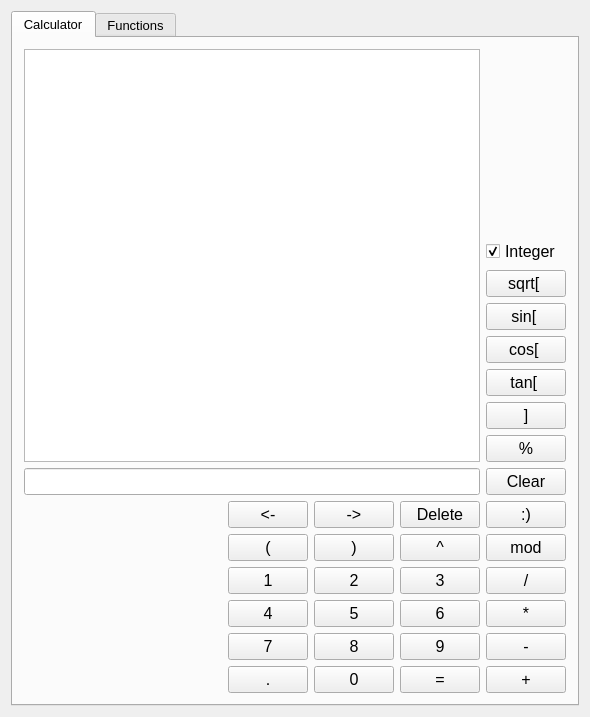
Above: mainwindow.ui from kerly/Calculator_GUI before the change. Below: the same form after it.
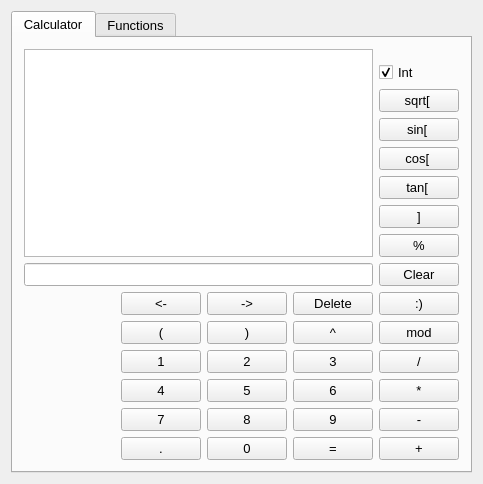
That is the form after the change. The open tabs and pages were chosen to show the change.

Commit message:
Fixed sizing issues!
Fixed sizing issues:
Set most widgets size policy to "minimum"

The edit to the form file:
```diff
--- a/mainwindow.ui
+++ b/mainwindow.ui
@@ -6,10 +6,16 @@
    <rect>
     <x>0</x>
     <y>0</y>
-    <width>590</width>
-    <height>717</height>
+    <width>483</width>
+    <height>484</height>
    </rect>
   </property>
+  <property name="minimumSize">
+   <size>
+    <width>0</width>
+    <height>0</height>
+   </size>
+  </property>
   <property name="windowTitle">
    <string>Kerl's Calculator</string>
   </property>
@@ -47,31 +53,18 @@
        <attribute name="title">
         <string>Calculator</string>
        </attribute>
-       <layout class="QGridLayout" name="gridLayout_6">
-        <item row="1" column="0">
-         <spacer name="horizontalSpacer_2">
-          <property name="orientation">
-           <enum>Qt::Horizontal</enum>
-          </property>
-          <property name="sizeHint" stdset="0">
-           <size>
-            <width>365</width>
-            <height>20</height>
-           </size>
-          </property>
-         </spacer>
-        </item>
-        <item row="0" column="0" colspan="2">
+       <layout class="QGridLayout" name="gridLayout_7">
+        <item row="0" column="0">
          <widget class="QWidget" name="widgetTextBoxes" native="true">
           <property name="sizePolicy">
-           <sizepolicy hsizetype="Expanding" vsizetype="Preferred">
+           <sizepolicy hsizetype="Minimum" vsizetype="Preferred">
             <horstretch>0</horstretch>
             <verstretch>0</verstretch>
            </sizepolicy>
           </property>
           <property name="minimumSize">
            <size>
-            <width>20</width>
+            <width>10</width>
             <height>0</height>
            </size>
           </property>
@@ -91,21 +84,21 @@
            <item row="0" column="0">
             <widget class="QTextEdit" name="textBox_calc">
              <property name="sizePolicy">
-              <sizepolicy hsizetype="Preferred" vsizetype="Preferred">
+              <sizepolicy hsizetype="Minimum" vsizetype="Expanding">
                <horstretch>0</horstretch>
                <verstretch>0</verstretch>
               </sizepolicy>
              </property>
              <property name="minimumSize">
               <size>
-               <width>20</width>
+               <width>10</width>
                <height>0</height>
               </size>
              </property>
              <property name="font">
               <font>
                <family>Courier</family>
-               <pointsize>12</pointsize>
+               <pointsize>10</pointsize>
               </font>
              </property>
              <property name="readOnly">
@@ -116,21 +109,22 @@
            <item row="1" column="0">
             <widget class="QLineEdit" name="lineEdit_calc">
              <property name="sizePolicy">
-              <sizepolicy hsizetype="Expanding" vsizetype="Fixed">
+              <sizepolicy hsizetype="Minimum" vsizetype="Fixed">
                <horstretch>0</horstretch>
                <verstretch>0</verstretch>
               </sizepolicy>
              </property>
              <property name="minimumSize">
               <size>
-               <width>20</width>
+               <width>10</width>
                <height>0</height>
               </size>
              </property>
              <property name="font">
               <font>
                <family>Courier</family>
-               <pointsize>12</pointsize>
+               <pointsize>10</pointsize>
+               <kerning>true</kerning>
               </font>
              </property>
             </widget>
@@ -138,7 +132,218 @@
           </layout>
          </widget>
         </item>
-        <item row="1" column="1" colspan="2">
+        <item row="0" column="1">
+         <widget class="QWidget" name="widgetOpButtons" native="true">
+          <property name="sizePolicy">
+           <sizepolicy hsizetype="Fixed" vsizetype="Preferred">
+            <horstretch>0</horstretch>
+            <verstretch>0</verstretch>
+           </sizepolicy>
+          </property>
+          <layout class="QGridLayout" name="gridLayout_4">
+           <property name="sizeConstraint">
+            <enum>QLayout::SetDefaultConstraint</enum>
+           </property>
+           <property name="leftMargin">
+            <number>0</number>
+           </property>
+           <property name="topMargin">
+            <number>0</number>
+           </property>
+           <property name="rightMargin">
+            <number>0</number>
+           </property>
+           <property name="bottomMargin">
+            <number>0</number>
+           </property>
+           <item row="4" column="0">
+            <widget class="QPushButton" name="cos_bt">
+             <property name="maximumSize">
+              <size>
+               <width>100</width>
+               <height>16777215</height>
+              </size>
+             </property>
+             <property name="font">
+              <font>
+               <pointsize>10</pointsize>
+              </font>
+             </property>
+             <property name="text">
+              <string>cos[ </string>
+             </property>
+            </widget>
+           </item>
+           <item row="5" column="0">
+            <widget class="QPushButton" name="tan_bt">
+             <property name="maximumSize">
+              <size>
+               <width>100</width>
+               <height>16777215</height>
+              </size>
+             </property>
+             <property name="font">
+              <font>
+               <pointsize>10</pointsize>
+              </font>
+             </property>
+             <property name="text">
+              <string>tan[ </string>
+             </property>
+            </widget>
+           </item>
+           <item row="3" column="0">
+            <widget class="QPushButton" name="sin_bt">
+             <property name="maximumSize">
+              <size>
+               <width>100</width>
+               <height>16777215</height>
+              </size>
+             </property>
+             <property name="font">
+              <font>
+               <pointsize>10</pointsize>
+              </font>
+             </property>
+             <property name="text">
+              <string>sin[ </string>
+             </property>
+            </widget>
+           </item>
+           <item row="1" column="0">
+            <widget class="QCheckBox" name="checkBox_Integer">
+             <property name="sizePolicy">
+              <sizepolicy hsizetype="Minimum" vsizetype="Fixed">
+               <horstretch>0</horstretch>
+               <verstretch>0</verstretch>
+              </sizepolicy>
+             </property>
+             <property name="font">
+              <font>
+               <pointsize>10</pointsize>
+              </font>
+             </property>
+             <property name="text">
+              <string>Int</string>
+             </property>
+             <property name="checked">
+              <bool>true</bool>
+             </property>
+            </widget>
+           </item>
+           <item row="2" column="0">
+            <widget class="QPushButton" name="sqrt_bt">
+             <property name="maximumSize">
+              <size>
+               <width>100</width>
+               <height>16777215</height>
+              </size>
+             </property>
+             <property name="font">
+              <font>
+               <pointsize>10</pointsize>
+              </font>
+             </property>
+             <property name="text">
+              <string>sqrt[ </string>
+             </property>
+            </widget>
+           </item>
+           <item row="6" column="0">
+            <widget class="QPushButton" name="bracket_bt">
+             <property name="maximumSize">
+              <size>
+               <width>100</width>
+               <height>16777215</height>
+              </size>
+             </property>
+             <property name="font">
+              <font>
+               <pointsize>10</pointsize>
+              </font>
+             </property>
+             <property name="text">
+              <string> ] </string>
+             </property>
+            </widget>
+           </item>
+           <item row="7" column="0">
+            <widget class="QPushButton" name="percent_bt">
+             <property name="maximumSize">
+              <size>
+               <width>100</width>
+               <height>16777215</height>
+              </size>
+             </property>
+             <property name="font">
+              <font>
+               <pointsize>10</pointsize>
+              </font>
+             </property>
+             <property name="text">
+              <string> % </string>
+             </property>
+            </widget>
+           </item>
+           <item row="8" column="0">
+            <widget class="QPushButton" name="clear_bt">
+             <property name="maximumSize">
+              <size>
+               <width>100</width>
+               <height>16777215</height>
+              </size>
+             </property>
+             <property name="font">
+              <font>
+               <pointsize>10</pointsize>
+              </font>
+             </property>
+             <property name="text">
+              <string>Clear</string>
+             </property>
+            </widget>
+           </item>
+           <item row="0" column="0">
+            <spacer name="verticalSpacer">
+             <property name="orientation">
+              <enum>Qt::Vertical</enum>
+             </property>
+             <property name="sizeType">
+              <enum>QSizePolicy::Expanding</enum>
+             </property>
+             <property name="sizeHint" stdset="0">
+              <size>
+               <width>20</width>
+               <height>63</height>
+              </size>
+             </property>
+            </spacer>
+           </item>
+          </layout>
+         </widget>
+        </item>
+        <item row="1" column="0" colspan="2">
+         <layout class="QGridLayout" name="gridLayout_6">
+          <property name="spacing">
+           <number>0</number>
+          </property>
+          <item row="0" column="0">
+           <spacer name="horizontalSpacer_2">
+            <property name="orientation">
+             <enum>Qt::Horizontal</enum>
+            </property>
+            <property name="sizeType">
+             <enum>QSizePolicy::Expanding</enum>
+            </property>
+            <property name="sizeHint" stdset="0">
+             <size>
+              <width>365</width>
+              <height>20</height>
+             </size>
+            </property>
+           </spacer>
+          </item>
+          <item row="0" column="1">
          <widget class="QWidget" name="widgetNumButtons" native="true">
           <property name="sizePolicy">
            <sizepolicy hsizetype="Preferred" vsizetype="Fixed">
@@ -184,7 +389,7 @@
              </property>
              <property name="font">
               <font>
-               <pointsize>12</pointsize>
+                 <pointsize>10</pointsize>
               </font>
              </property>
              <property name="text">
@@ -208,7 +413,7 @@
              </property>
              <property name="font">
               <font>
-               <pointsize>12</pointsize>
+                 <pointsize>10</pointsize>
               </font>
              </property>
              <property name="text">
@@ -232,7 +437,7 @@
              </property>
              <property name="font">
               <font>
-               <pointsize>12</pointsize>
+                 <pointsize>10</pointsize>
               </font>
              </property>
              <property name="text">
@@ -256,7 +461,7 @@
              </property>
              <property name="font">
               <font>
-               <pointsize>12</pointsize>
+                 <pointsize>10</pointsize>
               </font>
              </property>
              <property name="text">
@@ -280,7 +485,7 @@
              </property>
              <property name="font">
               <font>
-               <pointsize>12</pointsize>
+                 <pointsize>10</pointsize>
               </font>
              </property>
              <property name="text">
@@ -304,7 +509,7 @@
              </property>
              <property name="font">
               <font>
-               <pointsize>12</pointsize>
+                 <pointsize>10</pointsize>
               </font>
              </property>
              <property name="text">
@@ -328,7 +533,7 @@
              </property>
              <property name="font">
               <font>
-               <pointsize>12</pointsize>
+                 <pointsize>10</pointsize>
               </font>
              </property>
              <property name="text">
@@ -352,7 +557,7 @@
              </property>
              <property name="font">
               <font>
-               <pointsize>12</pointsize>
+                 <pointsize>10</pointsize>
               </font>
              </property>
              <property name="text">
@@ -376,7 +581,7 @@
              </property>
              <property name="font">
               <font>
-               <pointsize>12</pointsize>
+                 <pointsize>10</pointsize>
               </font>
              </property>
              <property name="text">
@@ -400,7 +605,7 @@
              </property>
              <property name="font">
               <font>
-               <pointsize>12</pointsize>
+                 <pointsize>10</pointsize>
               </font>
              </property>
              <property name="text">
@@ -424,7 +629,7 @@
              </property>
              <property name="font">
               <font>
-               <pointsize>12</pointsize>
+                 <pointsize>10</pointsize>
               </font>
              </property>
              <property name="text">
@@ -448,7 +653,7 @@
              </property>
              <property name="font">
               <font>
-               <pointsize>12</pointsize>
+                 <pointsize>10</pointsize>
               </font>
              </property>
              <property name="text">
@@ -472,7 +677,7 @@
              </property>
              <property name="font">
               <font>
-               <pointsize>12</pointsize>
+                 <pointsize>10</pointsize>
               </font>
              </property>
              <property name="text">
@@ -496,7 +701,7 @@
              </property>
              <property name="font">
               <font>
-               <pointsize>12</pointsize>
+                 <pointsize>10</pointsize>
               </font>
              </property>
              <property name="text">
@@ -520,7 +725,7 @@
              </property>
              <property name="font">
               <font>
-               <pointsize>12</pointsize>
+                 <pointsize>10</pointsize>
               </font>
              </property>
              <property name="text">
@@ -544,7 +749,7 @@
              </property>
              <property name="font">
               <font>
-               <pointsize>12</pointsize>
+                 <pointsize>10</pointsize>
               </font>
              </property>
              <property name="text">
@@ -568,7 +773,7 @@
              </property>
              <property name="font">
               <font>
-               <pointsize>12</pointsize>
+                 <pointsize>10</pointsize>
               </font>
              </property>
              <property name="text">
@@ -592,7 +797,7 @@
              </property>
              <property name="font">
               <font>
-               <pointsize>12</pointsize>
+                 <pointsize>10</pointsize>
               </font>
              </property>
              <property name="text">
@@ -616,7 +821,7 @@
              </property>
              <property name="font">
               <font>
-               <pointsize>12</pointsize>
+                 <pointsize>10</pointsize>
               </font>
              </property>
              <property name="text">
@@ -640,7 +845,7 @@
              </property>
              <property name="font">
               <font>
-               <pointsize>12</pointsize>
+                 <pointsize>10</pointsize>
               </font>
              </property>
              <property name="text">
@@ -664,7 +869,7 @@
              </property>
              <property name="font">
               <font>
-               <pointsize>12</pointsize>
+                 <pointsize>10</pointsize>
               </font>
              </property>
              <property name="text">
@@ -688,7 +893,7 @@
              </property>
              <property name="font">
               <font>
-               <pointsize>12</pointsize>
+                 <pointsize>10</pointsize>
               </font>
              </property>
              <property name="text">
@@ -712,7 +917,7 @@
              </property>
              <property name="font">
               <font>
-               <pointsize>12</pointsize>
+                 <pointsize>10</pointsize>
               </font>
              </property>
              <property name="text">
@@ -736,7 +941,7 @@
              </property>
              <property name="font">
               <font>
-               <pointsize>12</pointsize>
+                 <pointsize>10</pointsize>
               </font>
              </property>
              <property name="text">
@@ -747,195 +952,7 @@
           </layout>
          </widget>
         </item>
-        <item row="0" column="2">
-         <widget class="QWidget" name="widgetOpButtons" native="true">
-          <property name="sizePolicy">
-           <sizepolicy hsizetype="Fixed" vsizetype="Preferred">
-            <horstretch>0</horstretch>
-            <verstretch>0</verstretch>
-           </sizepolicy>
-          </property>
-          <layout class="QGridLayout" name="gridLayout_4">
-           <property name="sizeConstraint">
-            <enum>QLayout::SetDefaultConstraint</enum>
-           </property>
-           <property name="leftMargin">
-            <number>0</number>
-           </property>
-           <property name="topMargin">
-            <number>0</number>
-           </property>
-           <property name="rightMargin">
-            <number>0</number>
-           </property>
-           <property name="bottomMargin">
-            <number>0</number>
-           </property>
-           <item row="4" column="0">
-            <widget class="QPushButton" name="cos_bt">
-             <property name="maximumSize">
-              <size>
-               <width>100</width>
-               <height>16777215</height>
-              </size>
-             </property>
-             <property name="font">
-              <font>
-               <pointsize>12</pointsize>
-              </font>
-             </property>
-             <property name="text">
-              <string>cos[ </string>
-             </property>
-            </widget>
-           </item>
-           <item row="5" column="0">
-            <widget class="QPushButton" name="tan_bt">
-             <property name="maximumSize">
-              <size>
-               <width>100</width>
-               <height>16777215</height>
-              </size>
-             </property>
-             <property name="font">
-              <font>
-               <pointsize>12</pointsize>
-              </font>
-             </property>
-             <property name="text">
-              <string>tan[ </string>
-             </property>
-            </widget>
-           </item>
-           <item row="3" column="0">
-            <widget class="QPushButton" name="sin_bt">
-             <property name="maximumSize">
-              <size>
-               <width>100</width>
-               <height>16777215</height>
-              </size>
-             </property>
-             <property name="font">
-              <font>
-               <pointsize>12</pointsize>
-              </font>
-             </property>
-             <property name="text">
-              <string>sin[ </string>
-             </property>
-            </widget>
-           </item>
-           <item row="1" column="0">
-            <widget class="QCheckBox" name="checkBox_Integer">
-             <property name="sizePolicy">
-              <sizepolicy hsizetype="Minimum" vsizetype="Fixed">
-               <horstretch>0</horstretch>
-               <verstretch>0</verstretch>
-              </sizepolicy>
-             </property>
-             <property name="font">
-              <font>
-               <pointsize>12</pointsize>
-              </font>
-             </property>
-             <property name="text">
-              <string>Integer</string>
-             </property>
-             <property name="checked">
-              <bool>true</bool>
-             </property>
-            </widget>
-           </item>
-           <item row="2" column="0">
-            <widget class="QPushButton" name="sqrt_bt">
-             <property name="maximumSize">
-              <size>
-               <width>100</width>
-               <height>16777215</height>
-              </size>
-             </property>
-             <property name="font">
-              <font>
-               <pointsize>12</pointsize>
-              </font>
-             </property>
-             <property name="text">
-              <string>sqrt[ </string>
-             </property>
-            </widget>
-           </item>
-           <item row="6" column="0">
-            <widget class="QPushButton" name="bracket_bt">
-             <property name="maximumSize">
-              <size>
-               <width>100</width>
-               <height>16777215</height>
-              </size>
-             </property>
-             <property name="font">
-              <font>
-               <pointsize>12</pointsize>
-              </font>
-             </property>
-             <property name="text">
-              <string> ] </string>
-             </property>
-            </widget>
-           </item>
-           <item row="7" column="0">
-            <widget class="QPushButton" name="percent_bt">
-             <property name="maximumSize">
-              <size>
-               <width>100</width>
-               <height>16777215</height>
-              </size>
-             </property>
-             <property name="font">
-              <font>
-               <pointsize>12</pointsize>
-              </font>
-             </property>
-             <property name="text">
-              <string> % </string>
-             </property>
-            </widget>
-           </item>
-           <item row="8" column="0">
-            <widget class="QPushButton" name="clear_bt">
-             <property name="maximumSize">
-              <size>
-               <width>100</width>
-               <height>16777215</height>
-              </size>
-             </property>
-             <property name="font">
-              <font>
-               <pointsize>12</pointsize>
-              </font>
-             </property>
-             <property name="text">
-              <string>Clear</string>
-             </property>
-            </widget>
-           </item>
-           <item row="0" column="0">
-            <spacer name="verticalSpacer">
-             <property name="orientation">
-              <enum>Qt::Vertical</enum>
-             </property>
-             <property name="sizeType">
-              <enum>QSizePolicy::Expanding</enum>
-             </property>
-             <property name="sizeHint" stdset="0">
-              <size>
-               <width>20</width>
-               <height>63</height>
-              </size>
-             </property>
-            </spacer>
-           </item>
-          </layout>
-         </widget>
+         </layout>
         </item>
        </layout>
        <zorder>widgetNumButtons</zorder>
```
Left out of the diff: 161 changed lines with no effect on the pictures. Lines whose indentation alone changed are shown as unchanged.
